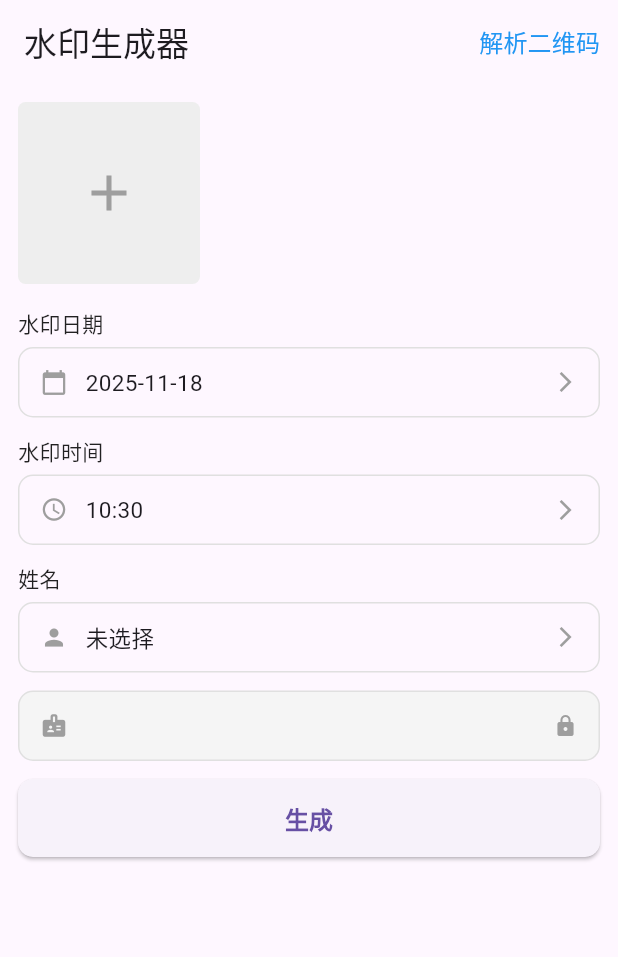
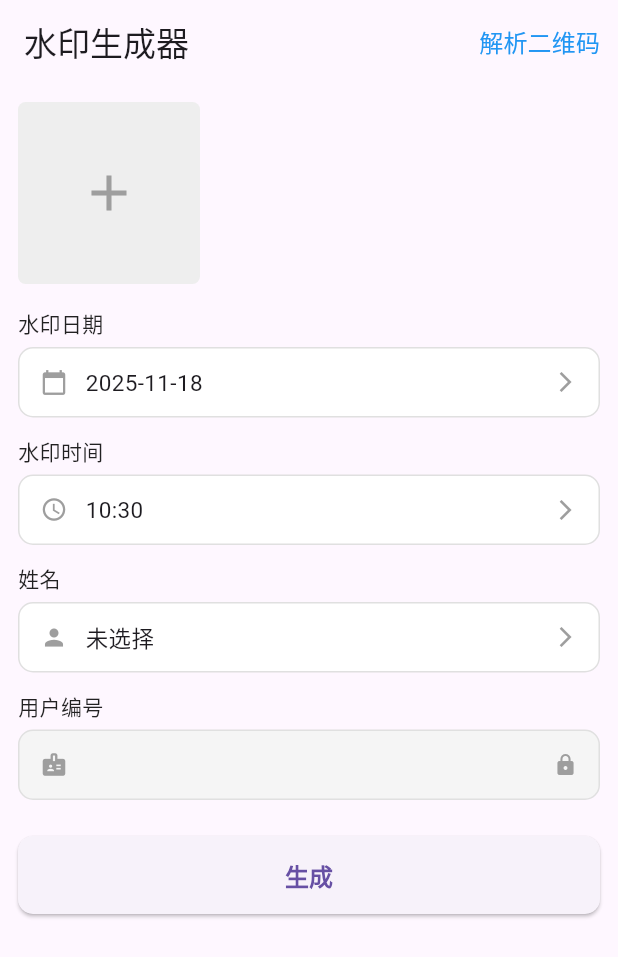
Before and after one commit to nismison/WaterMarker_Flutter, a Flutter app: the screen it shows after launch, on a phone screen of 412 x 824 dp. Shown: the top 957 px of the screen. Run offline on Flutter 3.47's test engine with Material 3 defaults, Android fonts, the phone set to English and light mode, and no system bars; our stand-ins replace fluro, image_picker; missing offline and left inert: dart:ffi, mobile_scanner, photo_manager, qr_code_tools.

Commit message:
feat(image_picker): 用户编号选择器优化界面交互

```diff
--- a/lib/pages/image_picker_page.dart
+++ b/lib/pages/image_picker_page.dart
@@ -1,3 +1,4 @@
+import 'dart:ffi';
 import 'dart:io';
 import 'package:flutter/material.dart';
 import 'package:image_picker/image_picker.dart';
@@ -172,6 +173,7 @@ class _ImagePickerPageState extends State<ImagePickerPage> {
             icon: Icons.calendar_today,
             title: '水印日期',
             label: dateText,
+            locked: false,
             onTap: () => showDatePickerDialog(
               context: context,
               initialDate: provider.selectedDate,
@@ -183,6 +185,7 @@ class _ImagePickerPageState extends State<ImagePickerPage> {
             icon: Icons.access_time,
             title: '水印时间',
             label: timeText,
+            locked: false,
             onTap: () => showTimePickerDialog(
               context: context,
               initialTime: provider.selectedTime,
@@ -194,6 +197,7 @@ class _ImagePickerPageState extends State<ImagePickerPage> {
             icon: Icons.person,
             title: '姓名',
             label: provider.selectedUserName,
+            locked: false,
             onTap: () => showUserPickerDialog(
               context: context,
               userList: provider.userList,
@@ -202,26 +206,12 @@ class _ImagePickerPageState extends State<ImagePickerPage> {
             ),
           ),
           // 用户编号输入框
-          Container(
-            padding: const EdgeInsets.symmetric(vertical: 12, horizontal: 14),
-            decoration: BoxDecoration(
-              border: Border.all(color: Colors.grey.shade300),
-              borderRadius: BorderRadius.circular(10),
-              color: Colors.grey.shade100,
-            ),
-            child: Row(
-              children: [
-                const Icon(Icons.badge, color: Colors.grey, size: 18),
-                const SizedBox(width: 12),
-                Expanded(
-                  child: Text(
-                    provider.selectedUserNumber,
-                    style: const TextStyle(fontSize: 15, color: Colors.black54),
-                  ),
-                ),
-                const Icon(Icons.lock, color: Colors.grey, size: 16),
-              ],
-            ),
+          _buildSelectorRow(
+            icon: Icons.badge,
+            title: '用户编号',
+            label: provider.selectedUserNumber,
+            locked: true,
+            onTap: () => {},
           ),
 
           const SizedBox(height: 12),
@@ -251,6 +241,7 @@ class _ImagePickerPageState extends State<ImagePickerPage> {
     required IconData icon,
     required String label,
     required String title,
+    required bool locked,
     required VoidCallback onTap,
   }) {
     return Column(
@@ -269,13 +260,14 @@ class _ImagePickerPageState extends State<ImagePickerPage> {
 
         // 只有这行可点击
         GestureDetector(
-          onTap: onTap,
+          onTap: locked ? null : onTap,
           child: Container(
             margin: const EdgeInsets.only(bottom: 12),
             padding: const EdgeInsets.symmetric(vertical: 12, horizontal: 14),
             decoration: BoxDecoration(
               borderRadius: BorderRadius.circular(10),
               border: Border.all(color: Colors.grey.shade300),
+              color: locked ? Colors.grey.shade100 : Colors.white,
             ),
             child: Row(
               children: [
@@ -283,8 +275,8 @@ class _ImagePickerPageState extends State<ImagePickerPage> {
                 const SizedBox(width: 12),
                 Text(label, style: const TextStyle(fontSize: 15)),
                 const Spacer(),
-                const Icon(
-                  Icons.arrow_forward_ios,
+                Icon(
+                  locked ? Icons.lock : Icons.arrow_forward_ios,
                   size: 16,
                   color: Colors.grey,
                 ),
```
